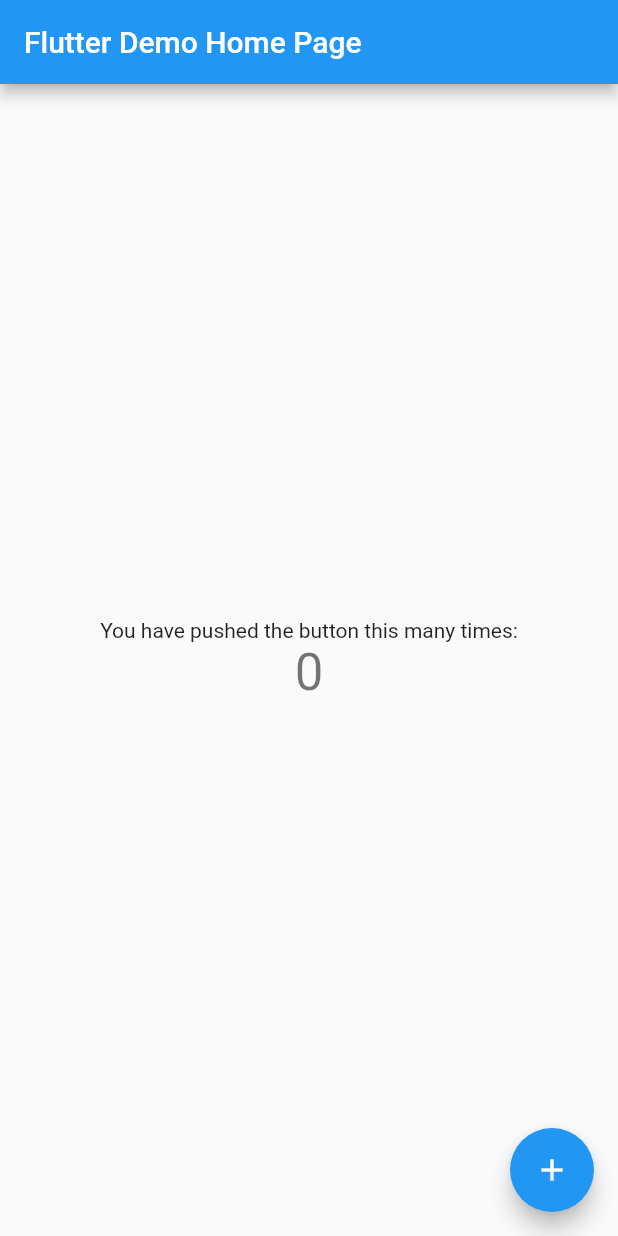
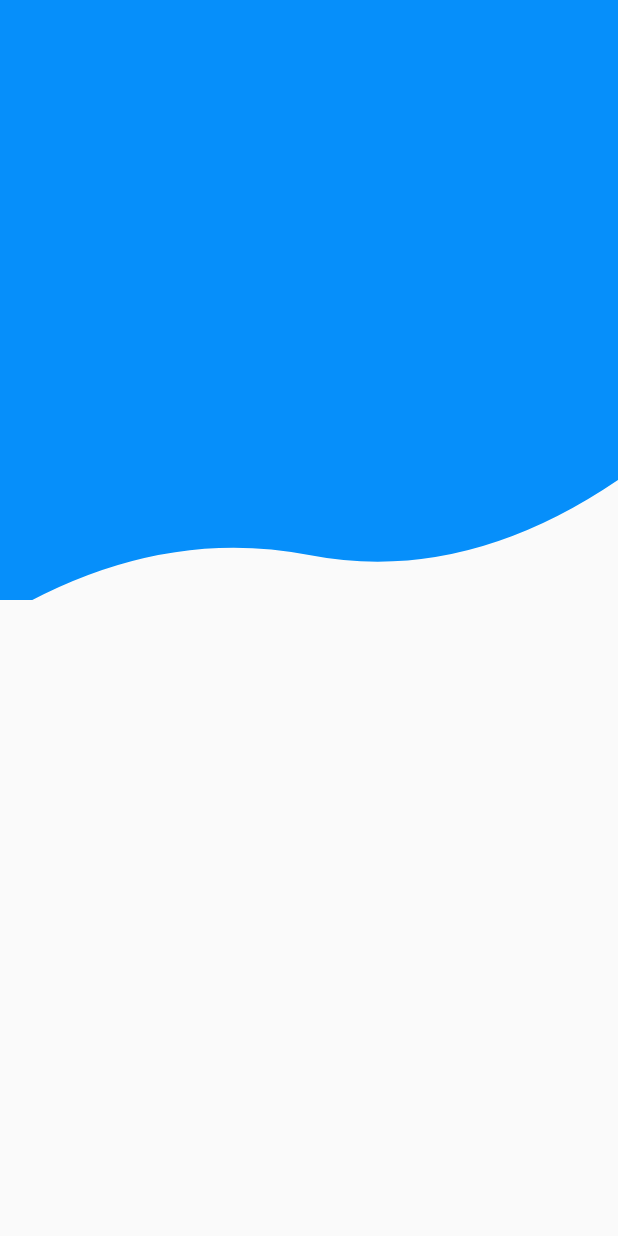
Before and after one commit to wanosoft/flutter_shop, a Flutter app: the screen it shows after launch, on a phone screen of 412 x 824 dp. Run offline on Flutter 3.47's test engine with Material 2 defaults, Android fonts, the phone set to English and light mode, and no system bars.

Commit message:
Adding assets & top homescreen customshape

```diff
--- a/lib/main.dart
+++ b/lib/main.dart
@@ -1,111 +1,15 @@
 import 'package:flutter/material.dart';
+import 'views/home_screen.dart';
 
 void main() => runApp(MyApp());
 
 class MyApp extends StatelessWidget {
-  // This widget is the root of your application.
   @override
   Widget build(BuildContext context) {
     return MaterialApp(
-      title: 'Flutter Demo',
-      theme: ThemeData(
-        // This is the theme of your application.
-        //
-        // Try running your application with "flutter run". You'll see the
-        // application has a blue toolbar. Then, without quitting the app, try
-        // changing the primarySwatch below to Colors.green and then invoke
-        // "hot reload" (press "r" in the console where you ran "flutter run",
-        // or simply save your changes to "hot reload" in a Flutter IDE).
-        // Notice that the counter didn't reset back to zero; the application
-        // is not restarted.
-        primarySwatch: Colors.blue,
-      ),
-      home: MyHomePage(title: 'Flutter Demo Home Page'),
+      title: 'Coffee Shop',
+      debugShowCheckedModeBanner: false,
+      home: HomeScreen()
     );
   }
 }
-
-class MyHomePage extends StatefulWidget {
-  MyHomePage({Key key, this.title}) : super(key: key);
-
-  // This widget is the home page of your application. It is stateful, meaning
-  // that it has a State object (defined below) that contains fields that affect
-  // how it looks.
-
-  // This class is the configuration for the state. It holds the values (in this
-  // case the title) provided by the parent (in this case the App widget) and
-  // used by the build method of the State. Fields in a Widget subclass are
-  // always marked "final".
-
-  final String title;
-
-  @override
-  _MyHomePageState createState() => _MyHomePageState();
-}
-
-class _MyHomePageState extends State<MyHomePage> {
-  int _counter = 0;
-
-  void _incrementCounter() {
-    setState(() {
-      // This call to setState tells the Flutter framework that something has
-      // changed in this State, which causes it to rerun the build method below
-      // so that the display can reflect the updated values. If we changed
-      // _counter without calling setState(), then the build method would not be
-      // called again, and so nothing would appear to happen.
-      _counter++;
-    });
-  }
-
-  @override
-  Widget build(BuildContext context) {
-    // This method is rerun every time setState is called, for instance as done
-    // by the _incrementCounter method above.
-    //
-    // The Flutter framework has been optimized to make rerunning build methods
-    // fast, so that you can just rebuild anything that needs updating rather
-    // than having to individually change instances of widgets.
-    return Scaffold(
-      appBar: AppBar(
-        // Here we take the value from the MyHomePage object that was created by
-        // the App.build method, and use it to set our appbar title.
-        title: Text(widget.title),
-      ),
-      body: Center(
-        // Center is a layout widget. It takes a single child and positions it
-        // in the middle of the parent.
-        child: Column(
-          // Column is also layout widget. It takes a list of children and
-          // arranges them vertically. By default, it sizes itself to fit its
-          // children horizontally, and tries to be as tall as its parent.
-          //
-          // Invoke "debug painting" (press "p" in the console, choose the
-          // "Toggle Debug Paint" action from the Flutter Inspector in Android
-          // Studio, or the "Toggle Debug Paint" command in Visual Studio Code)
-          // to see the wireframe for each widget.
-          //
-          // Column has various properties to control how it sizes itself and
-          // how it positions its children. Here we use mainAxisAlignment to
-          // center the children vertically; the main axis here is the vertical
-          // axis because Columns are vertical (the cross axis would be
-          // horizontal).
-          mainAxisAlignment: MainAxisAlignment.center,
-          children: <Widget>[
-            Text(
-              'You have pushed the button this many times:',
-            ),
-            Text(
-              '$_counter',
-              style: Theme.of(context).textTheme.display1,
-            ),
-          ],
-        ),
-      ),
-      floatingActionButton: FloatingActionButton(
-        onPressed: _incrementCounter,
-        tooltip: 'Increment',
-        child: Icon(Icons.add),
-      ), // This trailing comma makes auto-formatting nicer for build methods.
-    );
-  }
-}
--- /dev/null
+++ b/lib/res/custom_widgets.dart
@@ -0,0 +1,26 @@
+import 'package:flutter/material.dart';
+
+ class CustomShapeClipper extends CustomClipper<Path>{
+  @override
+  Path getClip(Size size) {
+    final Path path  = Path();
+    path.lineTo(0.0, size.width);
+
+    // Curve
+    var firstEndPoint = Offset(size.width * .5, size.height -30.0);
+    var firstControlPoint = Offset(size.width * .25, size.height -50);
+    path.quadraticBezierTo(firstControlPoint.dx, firstControlPoint.dy, firstEndPoint.dx, firstEndPoint.dy);
+
+    var secondEndPoint = Offset(size.width, size.height -80.0);
+    var secondControlPoint = Offset(size.width * .75, size.height -10);
+    path.quadraticBezierTo(secondControlPoint.dx, secondControlPoint.dy, secondEndPoint.dx, secondEndPoint.dy);
+
+    path.lineTo(size.width, size.height);
+    path.lineTo(size.width, 0.0);
+    path.close();
+    return path;
+  }
+
+  @override
+  bool shouldReclip(CustomClipper oldClipper) => true;
+ }
--- /dev/null
+++ b/lib/res/palette.dart
@@ -0,0 +1,22 @@
+import 'package:flutter/material.dart';
+
+class Palette {
+
+  // background gradient
+  static Color juicyOrange = Color(0xFF068FFA);
+  static Color oldOrange = Color(0xFF89ED91);
+
+  // card gradient
+  static Color blueSkyLight = Color(0x40068FFA);
+  static Color greenLandLight = Color(0x4089ED91);
+
+  static Color blueSkyLighter = Color(0x10068FFA);
+  static Color greenCourt = Color(0xFF5FBC85);
+
+  // text colors
+  static Color beautifulGray = Color(0xFF4A4A4A);
+  static Color acentFacebook = Color(0xFF354775);
+
+  // button colors
+  static Color facebookColor = Color(0xFF507CC0);
+}
--- /dev/null
+++ b/lib/views/home_screen.dart
@@ -0,0 +1,36 @@
+import 'package:flutter/material.dart';
+import 'package:shopping_app/res/custom_widgets.dart';
+import 'package:shopping_app/res/palette.dart';
+
+class HomeScreen extends StatelessWidget {
+  @override
+  Widget build(BuildContext context) {
+    return Scaffold(
+      body: Column(
+        children: <Widget>[
+          TopHomeScreen()
+        ],
+      ),
+    );
+  }
+}
+
+class TopHomeScreen extends StatefulWidget {
+  TopHomeScreen({Key key}) : super(key: key);
+
+  _TopHomeScreenState createState() => _TopHomeScreenState();
+}
+
+class _TopHomeScreenState extends State<TopHomeScreen> {
+  @override
+  Widget build(BuildContext context) {
+    return Stack(
+      children: <Widget>[
+        ClipPath(
+          clipper: CustomShapeClipper(),
+          child: Container(height: 400.0,color: Palette.juicyOrange,),
+        )
+      ],
+    );
+  }
+}
```
Also changed, not shown: pubspec.yaml (+21 -14 lines), assets/fonts/OpenSans-Light.ttf (added), assets/fonts/OpenSans-SemiBold.ttf (added), assets/fonts/Oxygen-Bold.ttf (added), assets/fonts/Oxygen-Light.ttf (added), assets/fonts/Oxygen-Regular.ttf (added), assets/fonts/Raleway-Regular.ttf (added), assets/fonts/Raleway-SemiBold.ttf (added), 1 other file.
